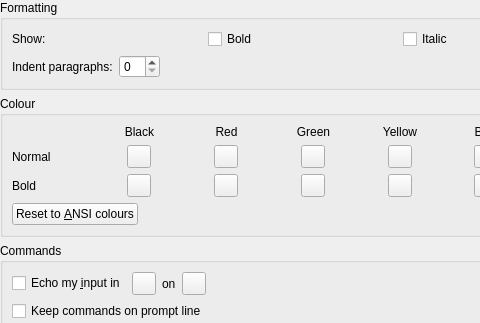
Qt form smushclient-qt/cpp/ui/worlddetails/output.ui (jnbooth/smushclient) before a commit; both pictures show x 0 to 480 and y 0 to 323 of the 800 by 600 pixel window.
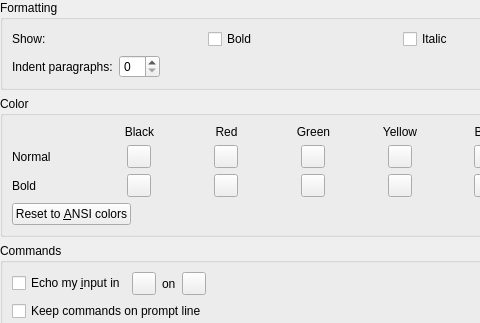
The same form after that commit. Icons and pictures are not drawn. Custom widgets are drawn as their Qt base class.

Patch:
```diff
--- a/smushclient-qt/cpp/ui/worlddetails/output.ui
+++ b/smushclient-qt/cpp/ui/worlddetails/output.ui
@@ -100,7 +100,7 @@
    <item>
     <widget class="QGroupBox" name="groupBox">
      <property name="title">
-      <string>Colour</string>
+      <string>Color</string>
      </property>
      <layout class="QVBoxLayout" name="verticalLayout_4">
       <item>
@@ -548,7 +548,7 @@
          </sizepolicy>
         </property>
         <property name="text">
-         <string>Reset to &amp;ANSI colours</string>
+         <string>Reset to &amp;ANSI colors</string>
         </property>
         <property name="icon">
          <iconset theme="edit-undo"/>
```
